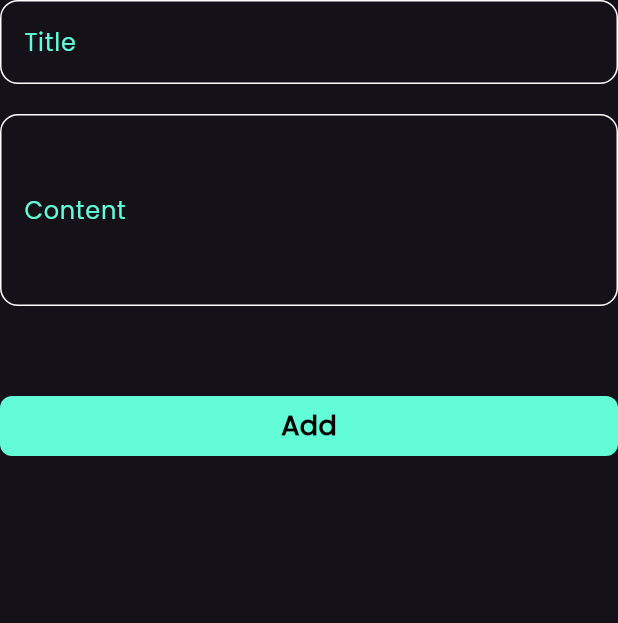
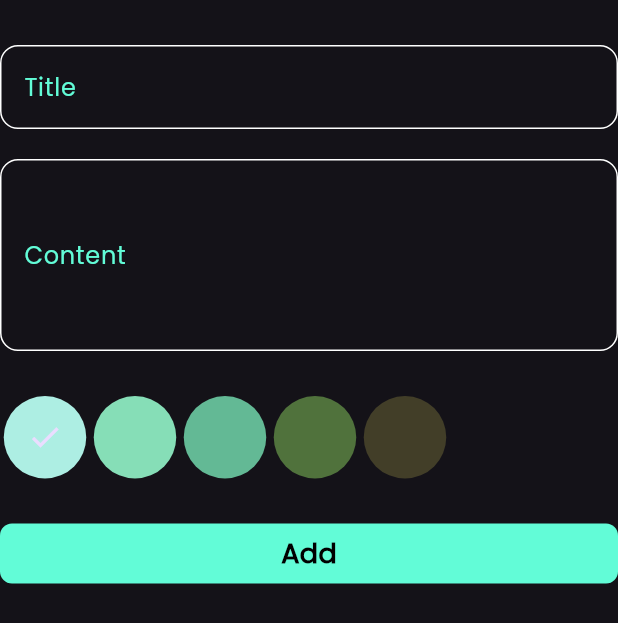
Before and after one commit to AliKamar34/notes_app, a Flutter app: the AddNoteForm widget shown alone on an empty page, opened directly, on a phone screen of 412 x 824 dp. Shown: the top 623 px of the screen. Run offline on Flutter 3.47's test engine with Material 3 defaults, Android fonts, the phone set to English and light mode, and no system bars; our stand-ins replace bloc, flutter_bloc, font_awesome_flutter, hive, hive_flutter; accounts and stored records are empty.

Commit message:
colors list view done

```diff
--- a/lib/views/widgets/add_note_form.dart
+++ b/lib/views/widgets/add_note_form.dart
@@ -4,6 +4,7 @@ import 'package:intl/intl.dart';
 import 'package:notes_app/constants.dart';
 import 'package:notes_app/cubits/add_note_cubit/add_note_cubit.dart';
 import 'package:notes_app/models/note_model.dart';
+import 'package:notes_app/views/widgets/colors_list_view.dart';
 import 'package:notes_app/views/widgets/custom_botton.dart';
 import 'package:notes_app/views/widgets/custom_text_feild.dart';
 
@@ -29,6 +30,9 @@ class _AddNoteFormState extends State<AddNoteForm> {
         autovalidateMode: autovalidateMode,
         child: Column(
           children: [
+            const SizedBox(
+              height: 30,
+            ),
             CustomTextField(
               label: 'Title',
               hint: 'title',
@@ -48,7 +52,12 @@ class _AddNoteFormState extends State<AddNoteForm> {
               },
             ),
             const SizedBox(
-              height: 60,
+              height: 30,
+            ),
+            const ListViewColors(),
+            // const ColorItem(),
+            const SizedBox(
+              height: 30,
             ),
             BlocBuilder<AddNoteCubit, AddNoteState>(
               builder: (context, state) {
@@ -75,6 +84,9 @@ class _AddNoteFormState extends State<AddNoteForm> {
                 );
               },
             ),
+            const SizedBox(
+              height: 30,
+            ),
           ],
         ),
       ),
--- /dev/null
+++ b/lib/views/widgets/colors_list_view.dart
@@ -0,0 +1,56 @@
+import 'package:flutter/material.dart';
+
+class ColorItem extends StatelessWidget {
+  const ColorItem({super.key, required this.isChoosen, required this.color});
+
+  final bool isChoosen;
+  final Color color;
+
+  @override
+  Widget build(BuildContext context) {
+    return CircleAvatar(
+      radius: 30,
+      backgroundColor: color,
+      child: isChoosen ? const Icon(Icons.check) : const Text(''),
+    );
+  }
+}
+
+class ListViewColors extends StatefulWidget {
+  const ListViewColors({super.key});
+
+  @override
+  State<ListViewColors> createState() => _ListViewColorsState();
+}
+
+class _ListViewColorsState extends State<ListViewColors> {
+  int currentIndex = 0;
+  List<Color> colors = const [
+     Color(0xffADEEE3),
+     Color(0xff86DEB7),
+     Color(0xff63B995),
+     Color(0xff50723C),
+     Color(0xff423E28),
+  ];
+  @override
+  Widget build(BuildContext context) {
+    return SizedBox(
+      height: 55,
+      child: ListView.builder(
+          itemCount: colors.length,
+          scrollDirection: Axis.horizontal,
+          itemBuilder: (context, index) {
+            return GestureDetector(
+              onTap: () {
+                currentIndex = index;
+                setState(() {});
+              },
+              child: ColorItem(
+                color: colors[index],
+                isChoosen: currentIndex == index,
+              ),
+            );
+          }),
+    );
+  }
+}
```
